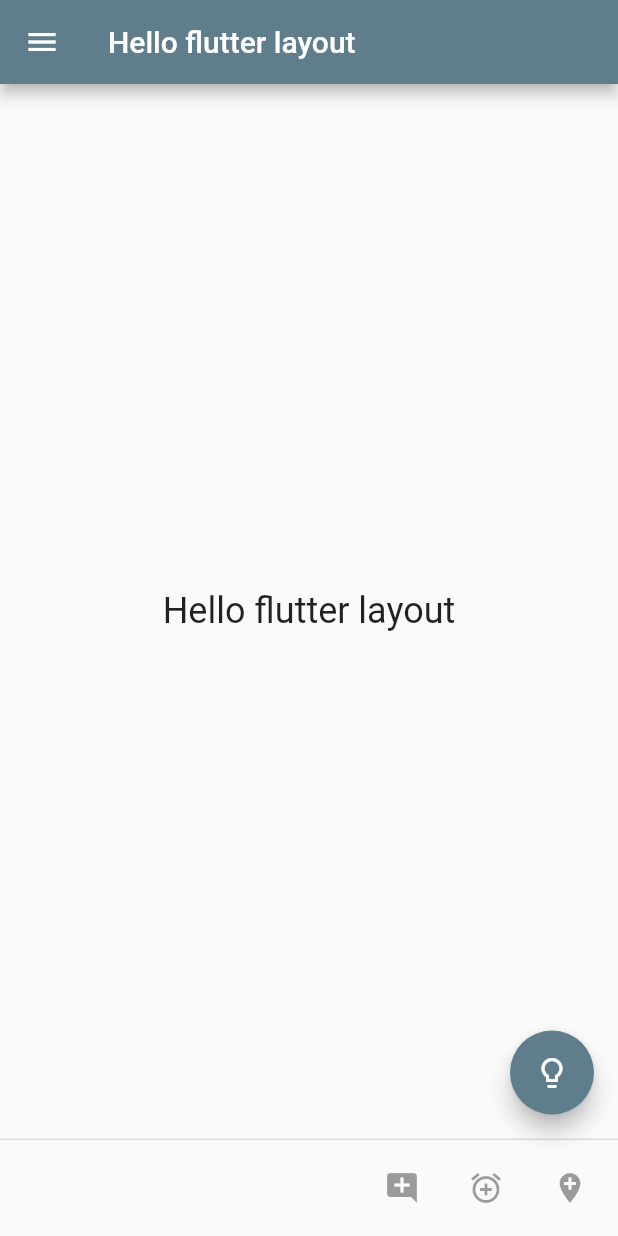
After one commit to Mubeyd/flutter_getting_started, a Flutter app: the HelloFlutterLayout screen opened directly, on a phone screen of 412 x 824 dp. The commit adds this screen. Run offline on Flutter 3.47's test engine with Material 2 defaults, Android fonts, the phone set to English and light mode, and no system bars; our stand-ins replace flutter_dotenv, shared_preferences; accounts and stored records are empty.

Commit message:
add HelloFlutterLayout screen

```diff
--- /dev/null
+++ b/lib/screens/hello_flutter_layout_screen.dart
@@ -0,0 +1,32 @@
+import 'package:flutter/material.dart';
+
+import '../shared/menu_drawer.dart';
+
+class HelloFlutterLayout extends StatelessWidget {
+  const HelloFlutterLayout({Key? key}) : super(key: key);
+
+  @override
+  Widget build(BuildContext context) {
+    return Scaffold(
+      drawer: const MenuDrawer(),
+      appBar: AppBar(
+        title: const Text('Hello flutter layout'),
+      ),
+      body: const Center(
+        child: Text(
+          'Hello flutter layout',
+          style: TextStyle(fontSize: 24),
+        ),
+      ),
+      floatingActionButton: const FloatingActionButton(
+        child: Icon(Icons.lightbulb_outline),
+        onPressed: null,
+      ),
+      persistentFooterButtons: const <Widget>[
+        IconButton(onPressed: null, icon: Icon(Icons.add_comment)),
+        IconButton(onPressed: null, icon: Icon(Icons.add_alarm)),
+        IconButton(onPressed: null, icon: Icon(Icons.add_location)),
+      ],
+    );
+  }
+}
--- a/lib/shared/menu_drawer.dart
+++ b/lib/shared/menu_drawer.dart
@@ -1,5 +1,6 @@
 import 'package:flutter/material.dart';
 import 'package:get_started/screens/bmi_screen.dart';
+import 'package:get_started/screens/hello_flutter_layout_screen.dart';
 import 'package:get_started/screens/intro_screen.dart';
 import 'package:get_started/screens/sessions_screen.dart';
 import 'package:get_started/screens/weather_screen.dart';
@@ -22,6 +23,7 @@ class MenuDrawer extends StatelessWidget {
       'BMI Calculator',
       'Weather',
       'Training',
+      'Hello Fluter Layout',
     ];
 
     List<Widget> menuItems = [];
@@ -54,6 +56,9 @@ class MenuDrawer extends StatelessWidget {
             case 'Training':
               screen = const SessionsScreen();
               break;
+            case 'Hello Fluter Layout':
+              screen = const HelloFlutterLayout();
+              break;
           }
           Navigator.of(context).pop();
           Navigator.of(context).push(MaterialPageRoute(builder: (context) => screen));
```
